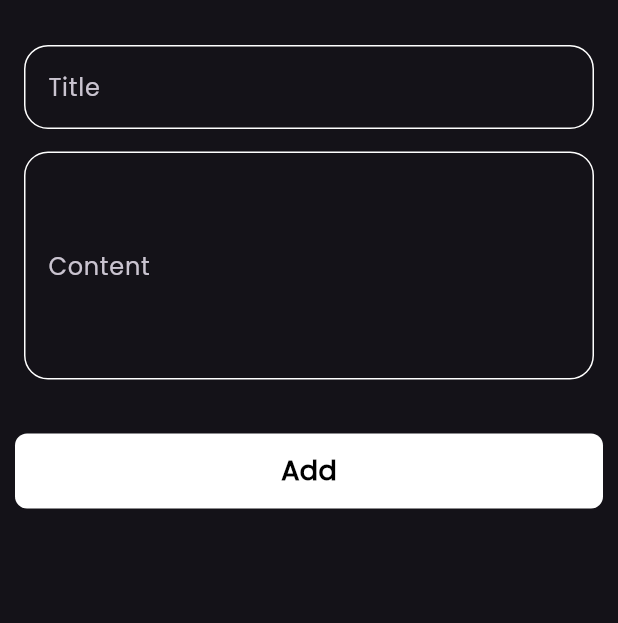
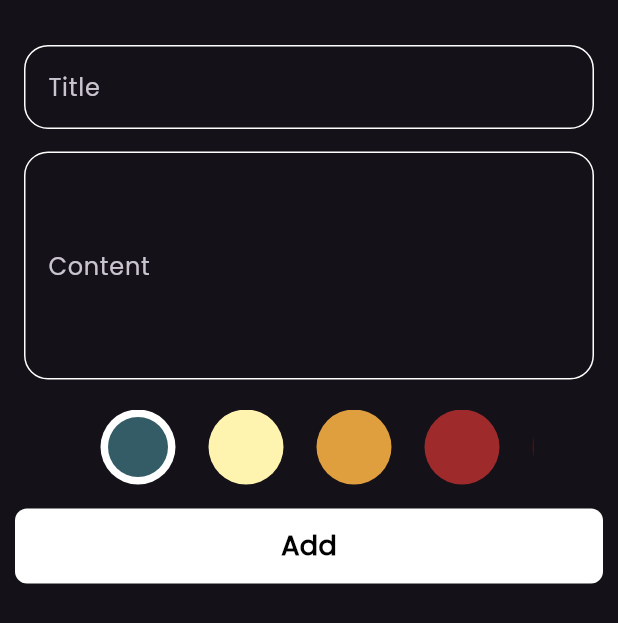
Before and after one commit to Tomas-Ashraf/notes_app, a Flutter app: the AddNoteForm widget shown alone on an empty page, opened directly, on a phone screen of 412 x 824 dp. Shown: the top 623 px of the screen. Run offline on Flutter 3.47's test engine with Material 3 defaults, Android fonts, the phone set to English and light mode, and no system bars; our stand-ins replace bloc, flutter_bloc, font_awesome_flutter, hexcolor, hive_flutter; accounts and stored records are empty.

Commit message:
colors list view part 2

```diff
--- a/lib/main.dart
+++ b/lib/main.dart
@@ -1,6 +1,5 @@
 import 'package:flutter/material.dart';
 import 'package:flutter_bloc/flutter_bloc.dart';
-import 'package:hive/hive.dart';
 import 'package:hive_flutter/hive_flutter.dart';
 import 'package:notes_app/constants.dart';
 import 'package:notes_app/cubits/cubit/notes_cubit.dart';
@@ -13,11 +12,11 @@ void main() async {
   await Hive.initFlutter();
   Hive.registerAdapter(NoteModelAdapter());
   await Hive.openBox<NoteModel>(kNotesBox);
-  runApp( NotesApp());
+  runApp(NotesApp());
 }
 
- class NotesApp extends StatelessWidget {
-   NotesApp({super.key});
+class NotesApp extends StatelessWidget {
+  const NotesApp({super.key});
 
   // This widget is the root of your application.
   @override
--- a/lib/widgets/add_note_form.dart
+++ b/lib/widgets/add_note_form.dart
@@ -7,6 +7,7 @@ import 'package:intl/intl.dart';
 import 'package:notes_app/cubits/add_note_cubit/add_note_cubit.dart';
 import 'package:notes_app/cubits/add_note_cubit/add_notes_states.dart';
 import 'package:notes_app/models/note_model.dart';
+import 'package:notes_app/widgets/colors_list_view.dart';
 import 'package:notes_app/widgets/custom_button.dart';
 import 'package:notes_app/widgets/custom_text_field.dart';
 
@@ -53,7 +54,7 @@ class _AddNoteFormState extends State<AddNoteForm> {
               minLines: 5,
             ),
           ),
-          // Container(width: 300, height: 50, child: ColorsListView()),
+          Container(width: 300, height: 50, child: ColorsListView()),
           SizedBox(
             height: 16,
           ),
--- a/lib/widgets/colors_list_view.dart
+++ b/lib/widgets/colors_list_view.dart
@@ -1,48 +1,63 @@
-// import 'package:flutter/material.dart';
+import 'package:flutter/material.dart';
 
-// class ColorsListView extends StatelessWidget {
-//   const ColorsListView({
-//     super.key,
-//   });
+class ColorsListView extends StatefulWidget {
+  const ColorsListView({
+    super.key,
+  });
 
-//   @override
-//   Widget build(BuildContext context) {
-//     return ListView.builder(
-//       itemCount: 10,
-//       scrollDirection: Axis.horizontal,
-//       itemBuilder: (context, index) {
-//         return ColorItem(
-//           isActive: true,
-//         );
-//       },
-//     );
-//   }
-// }
+  @override
+  State<ColorsListView> createState() => _ColorsListViewState();
+}
 
-// class ColorItem extends StatefulWidget {
-//   const ColorItem({super.key, required this.isActive});
-//   final bool isActive;
+class _ColorsListViewState extends State<ColorsListView> {
+  int currentIndex = 0;
+  final List<Color> colors = const [
+    Color(0xff335c67),
+    Color(0xfffff3b0),
+    Color(0xffe09f3e),
+    Color(0xff9e2a2b),
+    Color(0xff540b0e),
+  ];
+  @override
+  Widget build(BuildContext context) {
+    return ListView.builder(
+      itemCount: colors.length,
+      scrollDirection: Axis.horizontal,
+      itemBuilder: (context, index) {
+        return GestureDetector(
+          onTap: () {
+            currentIndex = index;
+            setState(() {});
+          },
+          child: ColorItem(
+            isActive: currentIndex == index,
+            color: colors[index],
+          ),
+        );
+      },
+    );
+  }
+}
 
-//   @override
-//   State<ColorItem> createState() => _ColorItemState();
-// }
+class ColorItem extends StatelessWidget {
+  const ColorItem({super.key, required this.isActive, required this.color});
+  final bool isActive;
+  final Color color;
 
-// class _ColorItemState extends State<ColorItem> {
-//   @override
-//   Widget build(BuildContext context) {
-//     return
-//      widget.isActive
-//         ? CircleAvatar(
-//             backgroundColor: Colors.white,
-//             radius: 38,
-//             child: CircleAvatar(
-//               radius: 45,
-//               backgroundColor: Colors.blue,
-//             ),
-//           )
-//         : CircleAvatar(
-//             radius: 36,
-//             backgroundColor: Colors.blue,
-//           );
-//   }
-// }
+  @override
+  Widget build(BuildContext context) {
+    return isActive
+        ? CircleAvatar(
+            backgroundColor: Colors.white,
+            radius: 36,
+            child: CircleAvatar(
+              radius: 20,
+              backgroundColor: color,
+            ),
+          )
+        : CircleAvatar(
+            radius: 36,
+            backgroundColor: color,
+          );
+  }
+}
```
Also changed, not shown: pubspec.lock, 125 other files.
